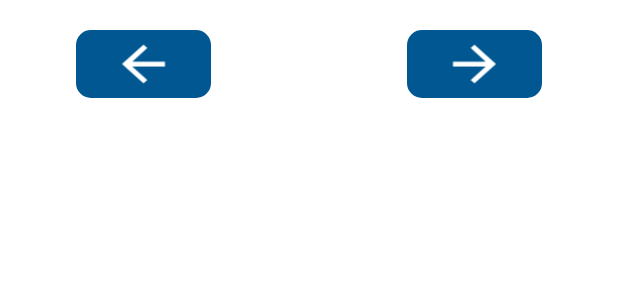
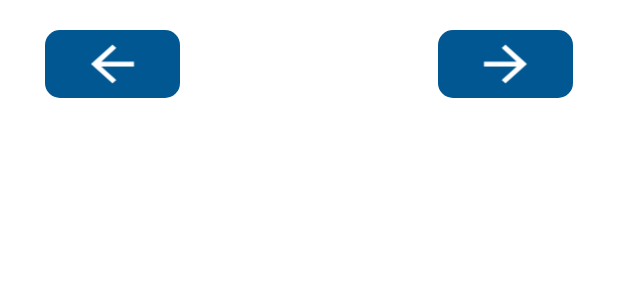
Before and after one commit to Shahbibek/Ansopedia-App, an Android app: the layout previous_next.xml on its own in the app's theme, with its tools: preview values and no code run, on a phone screen of 412 x 824 dp. Shown: the top 300 px of the screen. Run offline under Robolectric (Android 15) with nearby library versions, the phone set to English and light mode, and no system bars; network calls fail.

Commit message:
partially bugs solved

```diff
--- a/app/src/main/java/com/quiz/ansopedia/SignInActivity.java
+++ b/app/src/main/java/com/quiz/ansopedia/SignInActivity.java
@@ -145,6 +145,8 @@ public class SignInActivity extends AppCompatActivity {
                             }
                         } else if(response.code() == 500){
                             Utility.showAlertDialog(SignInActivity.this, "Failed", "Server Error, Please Try Again..");
+                        } else if(response.code() == 404){
+                            Utility.showAlertDialog(SignInActivity.this, "Failed", "Account doesn't exist..!!");
                         } else if(response.code() == 403){
                             Utility.showAlertDialog(SignInActivity.this, "Failed", "You have not verified your email. Please Verify your email to login..");
                         } else if(response.code() == 429){
--- a/app/src/main/java/com/quiz/ansopedia/SignupActivity.java
+++ b/app/src/main/java/com/quiz/ansopedia/SignupActivity.java
@@ -74,6 +74,9 @@ public class SignupActivity extends AppCompatActivity {
                     } else if (!uName.matches("[a-zA-Z ]+")) {
                         userNameTextField.setErrorEnabled(true);
                         userNameTextField.setError("Enter Valid Name");
+                    } else if (!uName.matches(".{3,}")) {
+                        userNameTextField.setErrorEnabled(true);
+                        userNameTextField.setError("* Name must be of at least 3 character");
                     } else if (uEmail.isEmpty()) {
                         t3.setErrorEnabled(true);
                         t3.setError("* Please Enter Email");
@@ -177,7 +180,7 @@ public class SignupActivity extends AppCompatActivity {
         uEmail = userEmail.getText().toString().trim();
         pass = password.getText().toString();
         confirmPass = confirmPassword.getText().toString();
-        if (!uName.isEmpty() && !uEmail.isEmpty() && !pass.isEmpty() && !confirmPass.isEmpty() && Patterns.EMAIL_ADDRESS.matcher(uEmail).matches() && pass.matches(".{8,}") && (confirmPass.matches(pass)) && uName.matches("[a-zA-Z ]+") && Utility.isValidPassword(pass)) {
+        if (!uName.isEmpty() && uName.matches(".{3,}") && !uEmail.isEmpty() && !pass.isEmpty() && !confirmPass.isEmpty() && Patterns.EMAIL_ADDRESS.matcher(uEmail).matches() && pass.matches(".{8,}") && (confirmPass.matches(pass)) && uName.matches("[a-zA-Z ]+") && Utility.isValidPassword(pass)) {
             return true;
         } else {
             return false;
--- a/app/src/main/java/com/quiz/ansopedia/fragments/LeaderBoardFragment.java
+++ b/app/src/main/java/com/quiz/ansopedia/fragments/LeaderBoardFragment.java
@@ -72,8 +72,6 @@ public class LeaderBoardFragment extends Fragment {
                         setRecyclerView();
                     }else if(response.code() == 500) {
                         Utility.showAlertDialog(getContext(), "Failed", "Server Error, Please Try Again");
-                    }else{
-                        Utility.showAlertDialog(getContext(), "Error", "Something went wrong, Please Try Again");
                     }
                 }
 
@@ -83,6 +81,9 @@ public class LeaderBoardFragment extends Fragment {
                     t.printStackTrace();
                 }
             });
+        }else{
+            Utility.dismissProgress(getContext());
+            Utility.showAlertDialog(getContext(), "Error", "Please Connect to Internet..!!");
         }
     }
 
--- a/app/src/main/java/com/quiz/ansopedia/fragments/NotificationFragment.java
+++ b/app/src/main/java/com/quiz/ansopedia/fragments/NotificationFragment.java
@@ -72,8 +72,6 @@ public class NotificationFragment extends Fragment {
                             Utility.showAlertDialog(getContext(), "Failed", "Nothing to show");
                         }else if(response.code() == 500){
                             Utility.showAlertDialog(getContext(), "Failed", "Server error, Please Try Again");
-                        }else{
-                            Utility.showAlertDialog(getContext(), "Error", "Something went wrong, Please Try Again");
                         }
                     }
 
@@ -89,7 +87,7 @@ public class NotificationFragment extends Fragment {
             }
         } else {
             Utility.dismissProgress(getContext());
-            Utility.showAlertDialog(getContext(), "Error", "Please Connect to Internet");
+            Utility.showAlertDialog(getContext(), "Error", "Please Connect to Internet..!!");
         }
     }
 
--- a/app/src/main/res/layout/leader_board.xml
+++ b/app/src/main/res/layout/leader_board.xml
@@ -21,7 +21,7 @@
 
             <TextView
                 android:id="@+id/tvRankCount"
-                android:layout_width="15dp"
+                android:layout_width="25dp"
                 android:layout_height="wrap_content"
                 android:layout_gravity="center"
                 android:layout_marginHorizontal="10dp"
@@ -44,7 +44,7 @@
 
             <TextView
                 android:id="@+id/tvRankerName"
-                android:layout_width="150dp"
+                android:layout_width="130dp"
                 android:layout_height="wrap_content"
                 android:layout_gravity="center"
                 android:layout_marginEnd="5dp"
--- a/app/src/main/res/layout/previous_next.xml
+++ b/app/src/main/res/layout/previous_next.xml
@@ -3,20 +3,19 @@
     android:layout_width="match_parent"
     android:layout_height="wrap_content">
 
-    <LinearLayout
+    <RelativeLayout
         android:layout_width="match_parent"
         android:layout_height="wrap_content"
         android:padding="10dp"
-        android:layout_marginTop="10dp"
-        android:orientation="horizontal"
-        android:gravity="center">
+        android:showDividers="middle"
+        android:layout_marginTop="10dp">
 
         <ImageView
             android:id="@+id/previousquestion"
             android:layout_width="90dp"
             android:layout_height="45dp"
-            android:layout_marginEnd="65dp"
-            android:layout_gravity="center"
+            android:layout_alignParentStart="true"
+            android:layout_marginStart="20dp"
             android:background="@drawable/bg_button"
             android:paddingVertical="3dp"
             android:src="@drawable/ic_baseline_arrow_back" />
@@ -25,11 +24,11 @@
             android:id="@+id/nextquestion"
             android:layout_width="90dp"
             android:layout_height="45dp"
-            android:layout_marginStart="65dp"
-            android:layout_gravity="center"
+            android:layout_marginEnd="20dp"
+            android:layout_alignParentEnd="true"
             android:background="@drawable/bg_button"
             android:paddingVertical="3dp"
             android:src="@drawable/ic_baseline_arrow_forward" />
 
-    </LinearLayout>
+    </RelativeLayout>
 </RelativeLayout>
```
Also changed, not shown: app/src/main/java/com/quiz/ansopedia/UpdateProfileActivity.java (+27 -9 lines), app/src/main/java/com/quiz/ansopedia/Utility/Utility.java (+26 -3 lines), app/src/main/java/com/quiz/ansopedia/adapter/ReadQuestionAdapter1.java (+12 -4 lines), app/src/main/res/layout/activity_sign_in.xml (+3 -7 lines).
